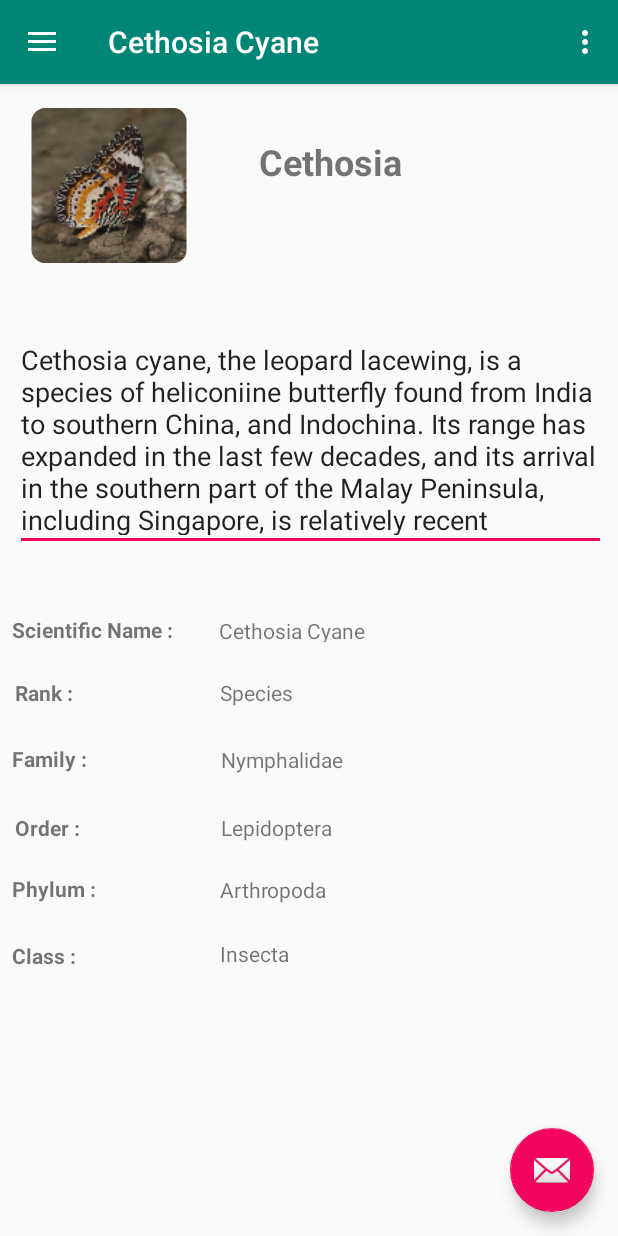
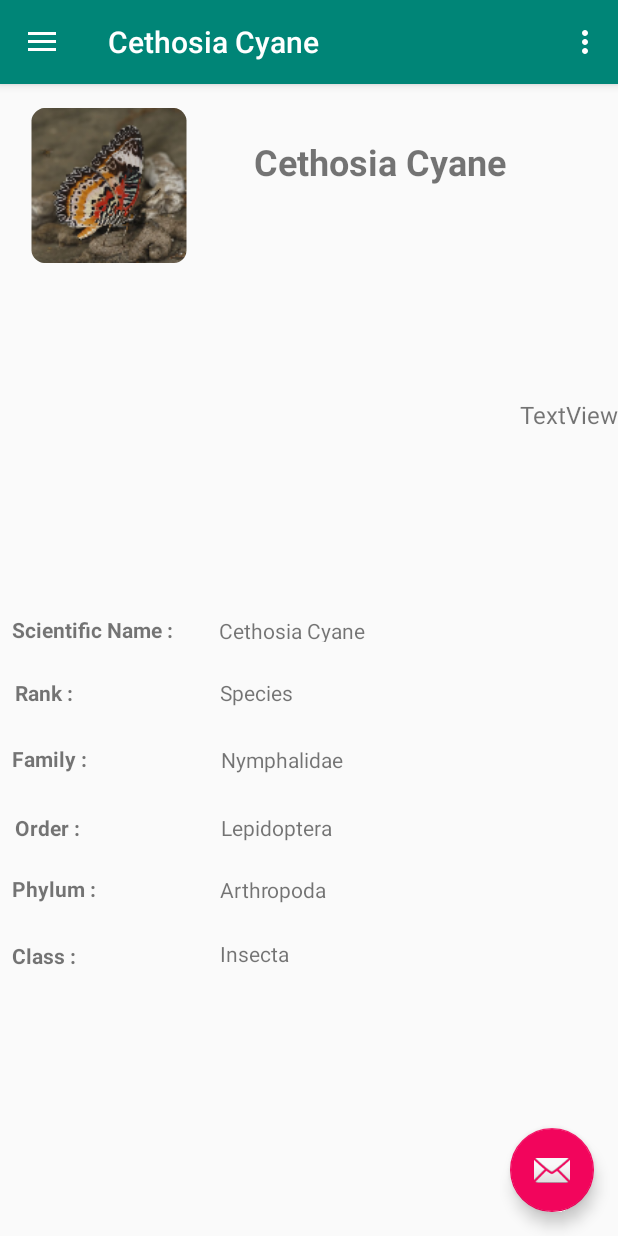
Before and after one commit to ShaGodG/TheButterflyCorner3, an Android app: the cethosia_cyane screen opened directly, with no data from a screen before it, on a phone screen of 412 x 824 dp. Run offline under Robolectric (Android 15) with nearby library versions, the phone set to English and light mode, and no system bars.

Commit message:
db of butterfly view changed

```diff
--- a/app/src/main/res/layout/content_cethosia_cyane.xml
+++ b/app/src/main/res/layout/content_cethosia_cyane.xml
@@ -24,28 +24,10 @@
     app:layout_constraintVertical_bias="0.0"
     app:srcCompat="@mipmap/cethosia_cyane_round" />
 
-<EditText
-    android:id="@+id/editText15"
-    android:layout_width="394dp"
-    android:layout_height="150dp"
-    android:layout_marginStart="16dp"
-    android:layout_marginEnd="8dp"
-    android:layout_marginBottom="8dp"
-    android:ems="10"
-    android:gravity="start|top"
-    android:inputType="textMultiLine"
-    android:text="Cethosia cyane, the leopard lacewing, is a species of heliconiine butterfly found from India to southern China, and Indochina. Its range has expanded in the last few decades, and its arrival in the southern part of the Malay Peninsula, including Singapore, is relatively recent"
-    app:layout_constraintBottom_toBottomOf="parent"
-    app:layout_constraintEnd_toEndOf="parent"
-    app:layout_constraintHorizontal_bias="1.0"
-    app:layout_constraintStart_toStartOf="parent"
-    app:layout_constraintTop_toTopOf="parent"
-    app:layout_constraintVertical_bias="0.264" />
-
-<TextView
+    <TextView
     android:id="@+id/textView26"
-    android:layout_width="164dp"
-    android:layout_height="30dp"
+    android:layout_width="wrap_content"
+    android:layout_height="wrap_content"
     android:layout_marginStart="8dp"
     android:layout_marginTop="16dp"
     android:layout_marginEnd="8dp"
@@ -245,4 +227,18 @@
     app:layout_constraintStart_toStartOf="parent"
     app:layout_constraintTop_toTopOf="parent"
     app:layout_constraintVertical_bias="0.759" />
+
+    <TextView
+        android:id="@+id/textView118"
+        android:layout_width="wrap_content"
+        android:layout_height="wrap_content"
+        android:text="TextView"
+        android:textSize="16sp"
+        app:layout_constraintBottom_toBottomOf="parent"
+        app:layout_constraintEnd_toEndOf="parent"
+        app:layout_constraintHorizontal_bias="1.0"
+        app:layout_constraintStart_toStartOf="parent"
+        app:layout_constraintTop_toTopOf="parent"
+        app:layout_constraintVertical_bias="0.281"
+        tools:text="Cethosia cyane, the leopard lacewing, is a species of heliconiine butterfly found from India to southern China, and Indochina. Its range has expanded in the last few decades, and its arrival in the southern part of the Malay Peninsula, including Singapore, is relatively recent" />
 </android.support.constraint.ConstraintLayout>
--- a/app/src/main/res/layout/content_main.xml
+++ b/app/src/main/res/layout/content_main.xml
@@ -92,7 +92,7 @@
         app:layout_constraintVertical_bias="0.499"
         android:src="@mipmap/butterfly_round"
         app:civ_border_color="#FF000000"
-        app:civ_border_width="2dp"/>
+        app:civ_border_width="2dp" />
 
 
 
```
Also changed, not shown: app/src/main/res/layout/content_acraea_violae.xml (+14 -18 lines), app/src/main/res/layout/content_danaus__chrysippus.xml (+14 -18 lines), app/src/main/res/layout/content_graphium__agamemnon.xml (+14 -18 lines), app/src/main/res/layout/content_hypolimnas_bolina.xml (+14 -18 lines), app/src/main/res/layout/content_pachliopta_aristolochiae.xml (+14 -18 lines), app/src/main/res/layout/content_papilio_demoleus.xml (+14 -18 lines), app/src/main/res/layout/content_papilio_memnon.xml (+14 -18 lines), app/src/main/res/layout/content_parthenos_slyvia.xml (+14 -18 lines).
